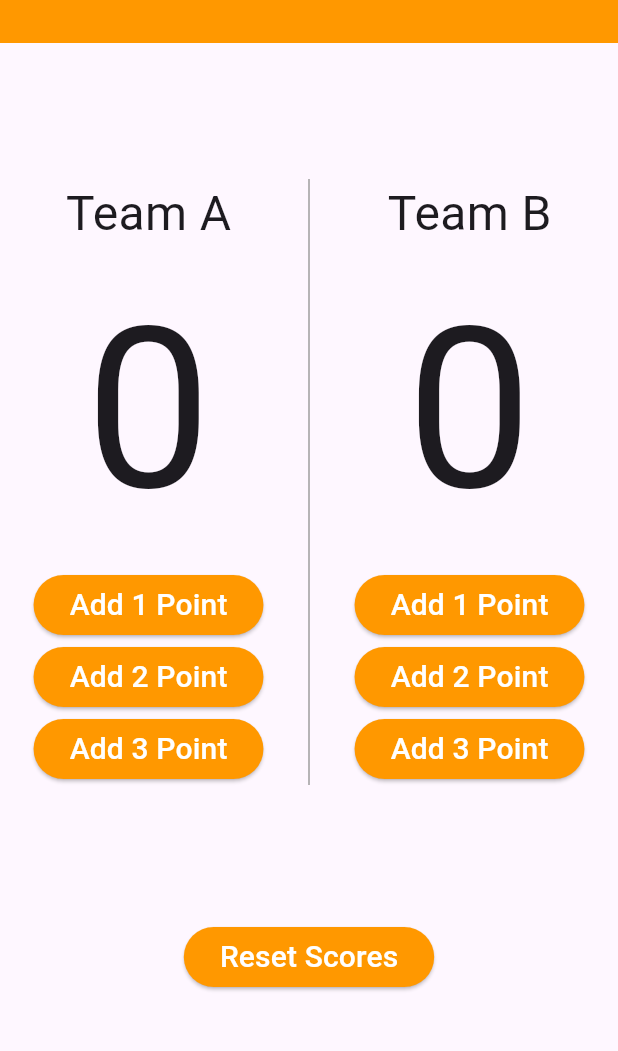
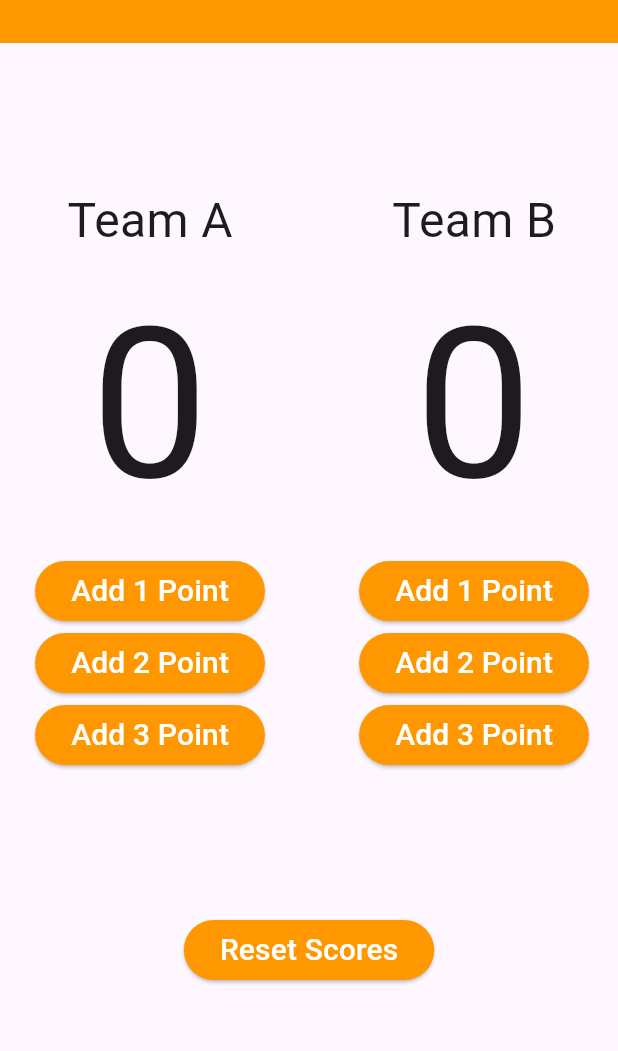
Before and after one commit to AlphaRareZ/BasketBall-Points-Counter, a Flutter app: the screen it shows after launch, on a phone screen of 412 x 824 dp, the part 107-1158 px from its top. Run offline on Flutter 3.47's test engine with Material 3 defaults, Android fonts, the phone set to English and light mode, and no system bars; drawn by our look-alikes of auto_size_text.

Commit message:
fixed score screen overflow bugs

```diff
--- a/lib/basketball_counter.dart
+++ b/lib/basketball_counter.dart
@@ -1,4 +1,5 @@
 // ignore: camel_case_types
+import 'package:auto_size_text/auto_size_text.dart';
 import 'package:flutter/material.dart';
 
 // ignore: camel_case_types
@@ -44,8 +45,7 @@ class _pointsCounterState extends State<pointsCounter> {
       body: Column(
         mainAxisAlignment: MainAxisAlignment.spaceEvenly,
         children: [
-          IntrinsicHeight(
-            child: Row(
+          Row(
             mainAxisAlignment: MainAxisAlignment.spaceEvenly,
             children: [
               // column for team a
@@ -55,9 +55,13 @@ class _pointsCounterState extends State<pointsCounter> {
                     "Team A",
                     style: TextStyle(fontSize: 32),
                   ),
-                    Text(
-                      teamAScore.toString(),
+                  SizedBox(
+                    width: 200,
+                    height: 200,
+                    child: AutoSizeText(teamAScore.toString(),
                         style: const TextStyle(fontSize: 150),
+                        maxLines: 1,
+                        textAlign: TextAlign.center),
                   ),
                   ElevatedButton(
                       onPressed: () {
@@ -107,9 +111,15 @@ class _pointsCounterState extends State<pointsCounter> {
                     "Team B",
                     style: TextStyle(fontSize: 32),
                   ),
-                    Text(
+                  SizedBox(
+                    width: 200,
+                    height: 200,
+                    child: AutoSizeText(
                       teamBScore.toString(),
                       style: const TextStyle(fontSize: 150),
+                      maxLines: 1,
+                      textAlign: TextAlign.center,
+                    ),
                   ),
                   ElevatedButton(
                       onPressed: () {
@@ -151,7 +161,6 @@ class _pointsCounterState extends State<pointsCounter> {
               ),
             ],
           ),
-          ),
           ElevatedButton(
               onPressed: () {
                 setState(() {
--- a/pubspec.yaml
+++ b/pubspec.yaml
@@ -36,6 +36,7 @@ dependencies:
   # Use with the CupertinoIcons class for iOS style icons.
   cupertino_icons: ^1.0.6
   provider:
+  auto_size_text:
 
 dev_dependencies:
   flutter_test:
```
Also changed, not shown: pubspec.lock. Lines whose indentation alone changed are shown as unchanged.
